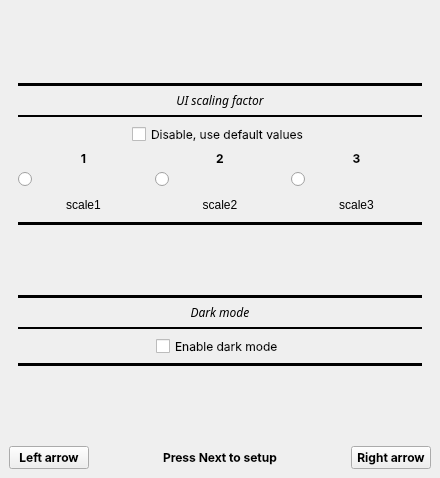
First picture: the form in oobewindow.ui, repository Quill-OS/oobe-inkbox, before the edit.
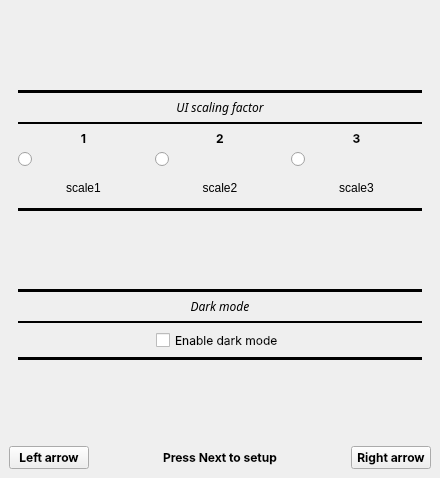
Second picture: the form after the edit. The open tabs and pages were chosen to show the change.

Patch:
```diff
--- a/oobewindow.ui
+++ b/oobewindow.ui
@@ -529,46 +529,6 @@
               <property name="bottomMargin">
                <number>0</number>
               </property>
-              <item row="0" column="1">
-               <widget class="QCheckBox" name="checkBox_2">
-                <property name="font">
-                 <font>
-                  <family>Inter</family>
-                  <weight>50</weight>
-                  <bold>false</bold>
-                 </font>
-                </property>
-                <property name="text">
-                 <string>Disable, use default values</string>
-                </property>
-               </widget>
-              </item>
-              <item row="0" column="0">
-               <spacer name="horizontalSpacer_19">
-                <property name="orientation">
-                 <enum>Qt::Horizontal</enum>
-                </property>
-                <property name="sizeHint" stdset="0">
-                 <size>
-                  <width>40</width>
-                  <height>20</height>
-                 </size>
-                </property>
-               </spacer>
-              </item>
-              <item row="0" column="2">
-               <spacer name="horizontalSpacer_20">
-                <property name="orientation">
-                 <enum>Qt::Horizontal</enum>
-                </property>
-                <property name="sizeHint" stdset="0">
-                 <size>
-                  <width>40</width>
-                  <height>20</height>
-                 </size>
-                </property>
-               </spacer>
-              </item>
              </layout>
             </item>
            </layout>
```
